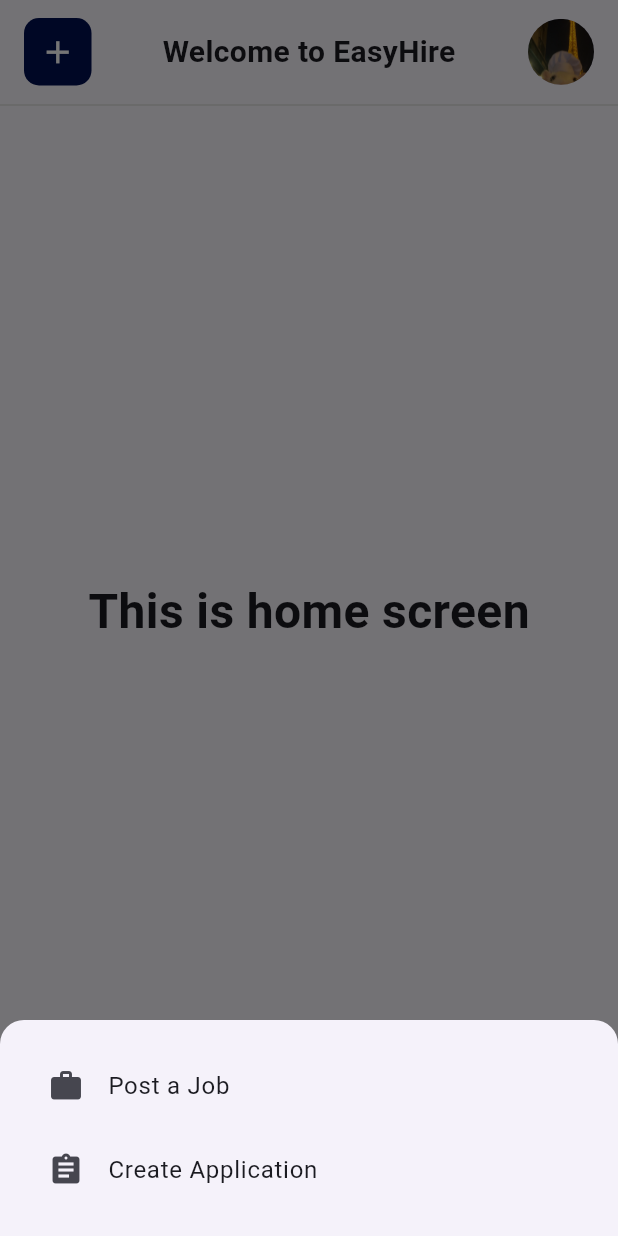
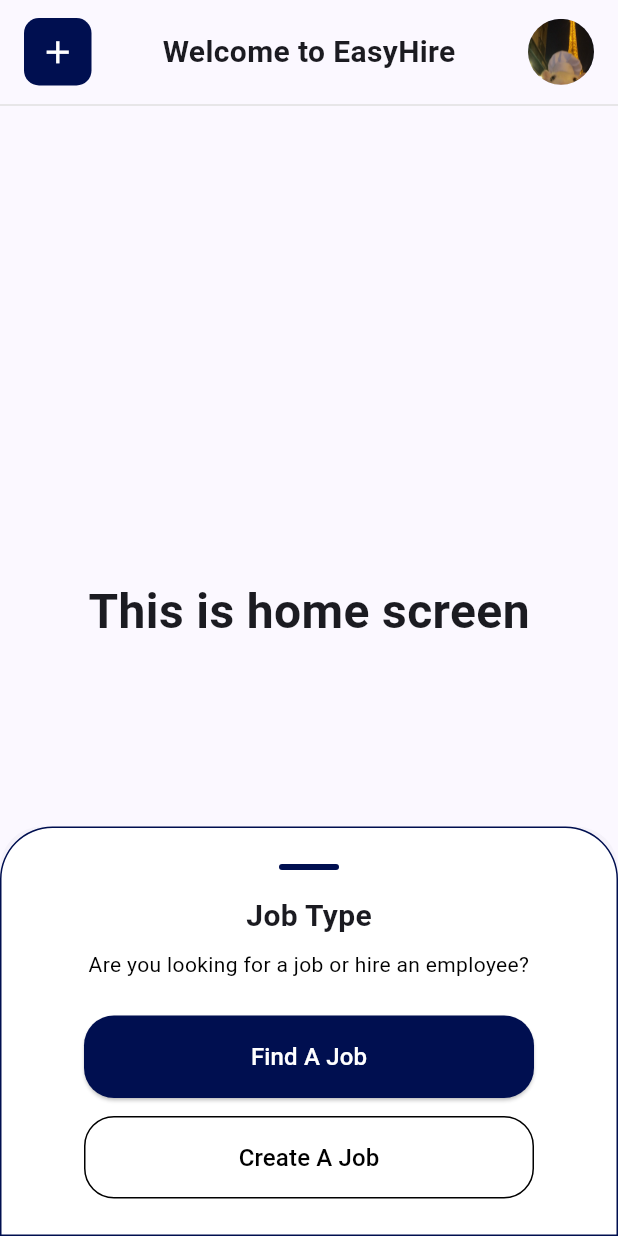
Before and after one commit to nypoclary/easy_hire, a Flutter app: the screen it shows after launch, after a tap on the "add" icon, on a phone screen of 412 x 824 dp. Run offline on Flutter 3.47's test engine with Material 3 defaults, Android fonts, the phone set to English and light mode, and no system bars; our stand-ins replace go_router.

Commit message:
bottom_sheet_final

```diff
--- a/lib/core/app_router.dart
+++ b/lib/core/app_router.dart
@@ -1,5 +1,5 @@
 import 'package:easy_hire/features/home/view/home_screen.dart';
-import 'package:easy_hire/features/job_status/job_status_screen.dart';
+import 'package:easy_hire/features/job_status/view/job_status_screen.dart';
 import 'package:easy_hire/features/job_search/view/job_search_screen.dart';
 import 'package:easy_hire/core/widgets/bottom_nav.dart';
 import 'package:go_router/go_router.dart';
--- a/lib/core/app_theme.dart
+++ b/lib/core/app_theme.dart
@@ -1,11 +1,23 @@
 import 'package:flutter/material.dart';
 
 class AppTheme {
+  static const Color primaryNavyBlue = Color(0xFF000F50);
+
   static final ThemeData appTheme = ThemeData(
     useMaterial3: true,
-    colorSchemeSeed: Colors.indigo.shade900,
+    colorScheme: ColorScheme.fromSeed(
+      seedColor: primaryNavyBlue,
+      primary: primaryNavyBlue,
+    ),
+    // Define button themes to use your color
+    elevatedButtonTheme: ElevatedButtonThemeData(
+      style: ElevatedButton.styleFrom(
+        backgroundColor: primaryNavyBlue,
+        foregroundColor: Colors.white,
+      ),
+    ),
     appBarTheme: AppBarTheme(
-       // fallback in case colorScheme is not used
+      // fallback in case colorScheme is not used
       titleTextStyle: const TextStyle(
         fontWeight: FontWeight.bold,
         fontSize: 24,
--- a/lib/core/widgets/add_bottom_sheet.dart
+++ b/lib/core/widgets/add_bottom_sheet.dart
@@ -1,21 +1,87 @@
 import 'package:flutter/material.dart';
+import 'package:easy_hire/core/app_theme.dart';
 
 class AddBottomSheet extends StatelessWidget {
   const AddBottomSheet({super.key});
 
   @override
   Widget build(BuildContext context) {
-    return Padding(
-      padding: const EdgeInsets.all(16.0),
-      child: Wrap(
-        children: const [
-          ListTile(
-            leading: Icon(Icons.work),
-            title: Text('Post a Job'),
+    return Container(
+      width: MediaQuery.of(context).size.width,
+      decoration: BoxDecoration(
+        color: Colors.white,
+        borderRadius: BorderRadius.vertical(top: Radius.circular(35)),
+        border: Border.all(color: AppTheme.primaryNavyBlue, width: 1),
+      ),
+      padding: const EdgeInsets.all(24),
+      child: Column(
+        mainAxisSize: MainAxisSize.min,
+        children: [
+          // Mini Drag handle
+          Container(
+            width: 40,
+            height: 4,
+            margin: const EdgeInsets.only(bottom: 16),
+            decoration: BoxDecoration(
+              color: AppTheme.primaryNavyBlue,
+              borderRadius: BorderRadius.circular(2),
+            ),
           ),
-          ListTile(
-            leading: Icon(Icons.assignment),
-            title: Text('Create Application'),
+
+          const Text(
+            'Job Type',
+            style: TextStyle(fontSize: 20, fontWeight: FontWeight.bold),
+          ),
+          const SizedBox(height: 8),
+          const Text(
+            'Are you looking for a job or hire an employee?',
+            style: TextStyle(fontSize: 14, color: Colors.black),
+            textAlign: TextAlign.center,
+          ),
+          const SizedBox(height: 24),
+
+          // Find A Job Button
+          SizedBox(
+            width: 300,
+            child: ElevatedButton(
+              onPressed: () {
+                // TODO: Add your navigation logic
+              },
+              style: ElevatedButton.styleFrom(
+                backgroundColor: AppTheme.primaryNavyBlue, // deep navy blue
+                padding: const EdgeInsets.symmetric(vertical: 16),
+                shape: RoundedRectangleBorder(
+                  borderRadius: BorderRadius.circular(20),
+                ),
+              ),
+              child: const Text(
+                'Find A Job',
+                style: TextStyle(fontSize: 16, color: Colors.white),
+              ),
+            ),
+          ),
+
+          const SizedBox(height: 12),
+
+          // Create A Job Button
+          SizedBox(
+            width: 300,
+            child: OutlinedButton(
+              onPressed: () {
+                // TODO: Add your navigation logic
+              },
+              style: OutlinedButton.styleFrom(
+                padding: const EdgeInsets.symmetric(vertical: 16),
+                side: const BorderSide(color: Colors.black),
+                shape: RoundedRectangleBorder(
+                  borderRadius: BorderRadius.circular(20),
+                ),
+              ),
+              child: const Text(
+                'Create A Job',
+                style: TextStyle(fontSize: 16, color: Colors.black),
+              ),
+            ),
           ),
         ],
       ),
--- a/lib/core/widgets/header.dart
+++ b/lib/core/widgets/header.dart
@@ -1,3 +1,4 @@
+import 'package:easy_hire/core/app_theme.dart';
 import 'package:flutter/material.dart';
 import 'package:easy_hire/core/widgets/add_bottom_sheet.dart';
 
@@ -9,9 +10,8 @@ class Header extends StatelessWidget {
   void _showAddSheet(BuildContext context) {
     showModalBottomSheet(
       context: context,
-      shape: const RoundedRectangleBorder(
-        borderRadius: BorderRadius.vertical(top: Radius.circular(16)),
-      ),
+      isScrollControlled: true,
+      barrierColor: Colors.transparent,
       builder: (context) => const AddBottomSheet(),
     );
   }
@@ -28,24 +28,28 @@ class Header extends StatelessWidget {
             child: Stack(
               alignment: Alignment.center,
               children: [
-                // 👈 Add Button
+                //  Add Button
                 Align(
                   alignment: Alignment.centerLeft,
                   child: GestureDetector(
                     onTap: () => _showAddSheet(context),
                     child: Container(
                       decoration: BoxDecoration(
-                        color: const Color(0xFF000F50),
+                        color: AppTheme.primaryNavyBlue,
                         borderRadius: BorderRadius.circular(10),
                       ),
                       width: 45,
                       height: 45,
-                      child: const Icon(Icons.add, color: Colors.white, size: 25),
+                      child: const Icon(
+                        Icons.add,
+                        color: Colors.white,
+                        size: 25,
+                      ),
                     ),
                   ),
                 ),
 
-                // 📝 Center Title
+                //  Center Title
                 Center(
                   child: Text(
                     title,
@@ -56,12 +60,14 @@ class Header extends StatelessWidget {
                   ),
                 ),
 
-                // 👤 Profile Picture
+                //  Profile Picture
                 const Align(
                   alignment: Alignment.centerRight,
                   child: CircleAvatar(
                     radius: 22,
-                    backgroundImage: AssetImage('assets/images/profile_pic.jpg'),
+                    backgroundImage: AssetImage(
+                      'assets/images/profile_pic.jpg',
+                    ),
                   ),
                 ),
               ],
@@ -69,12 +75,8 @@ class Header extends StatelessWidget {
           ),
         ),
 
-        // 🔽 Divider below header
-        const Divider(
-          height: 2,
-          thickness: 1,
-          color: Color(0xFFE0E0E0),
-        ),
+        //  Divider below header
+        const Divider(height: 2, thickness: 1, color: Color(0xFFE0E0E0)),
       ],
     );
   }
```
Also changed, not shown: lib/features/job_status/view/job_status_screen.dart (renamed from lib/features/job_status/job_status_screen.dart).
